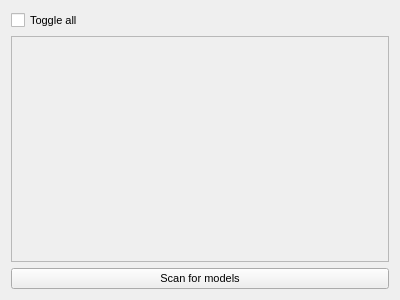
Old version of the form src/airunner/widgets/model_manager/templates/custom.ui in the repository Capsize-Games/airunner.
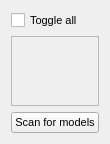
New version of the form.

Patch:
```diff
--- a/src/airunner/widgets/model_manager/templates/custom.ui
+++ b/src/airunner/widgets/model_manager/templates/custom.ui
@@ -6,8 +6,8 @@
    <rect>
     <x>0</x>
     <y>0</y>
-    <width>400</width>
-    <height>300</height>
+    <width>106</width>
+    <height>140</height>
    </rect>
   </property>
   <property name="windowTitle">
@@ -24,8 +24,8 @@
        <rect>
         <x>0</x>
         <y>0</y>
-        <width>380</width>
-        <height>228</height>
+        <width>86</width>
+        <height>68</height>
        </rect>
       </property>
       <layout class="QVBoxLayout" name="verticalLayout_2"/>
```
